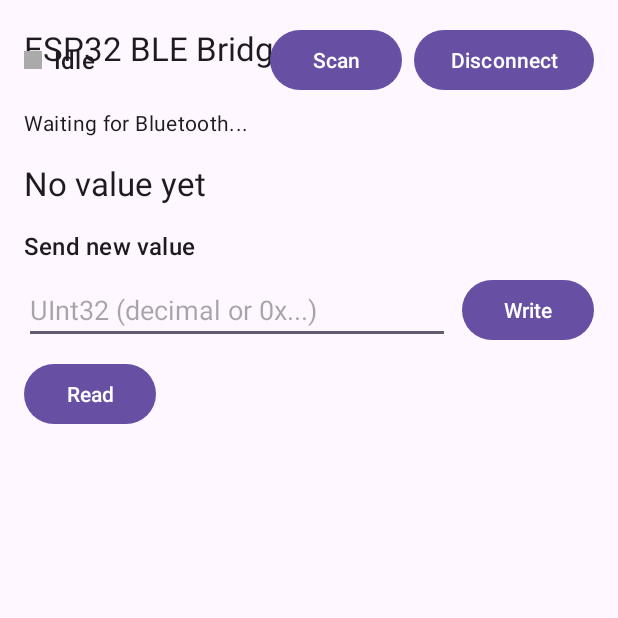
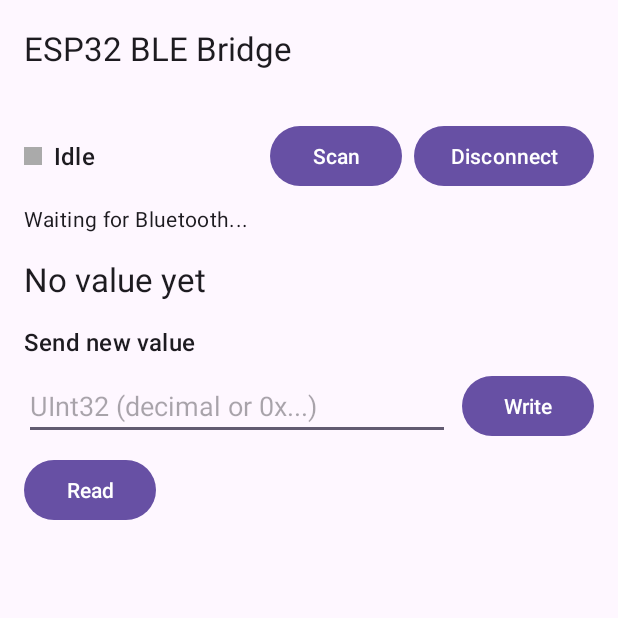
Before and after one commit to skyeroad/BLE-ESP32-Com, an Android app: the screen it shows after launch (MainActivity), on a phone screen of 412 x 824 dp, the top half of it. Run offline under Robolectric (Android 15) with nearby library versions, the phone set to English and light mode, and no system bars.

Commit message:
Adjust the layout on android

```diff
--- a/BLE-ESP32ComAndroid/app/src/main/java/com/skyeroad/ble_esp32com/MainActivity.kt
+++ b/BLE-ESP32ComAndroid/app/src/main/java/com/skyeroad/ble_esp32com/MainActivity.kt
@@ -23,8 +23,6 @@ import android.widget.Toast
 import androidx.activity.result.contract.ActivityResultContracts
 import androidx.appcompat.app.AppCompatActivity
 import androidx.core.content.ContextCompat
-import androidx.core.view.ViewCompat
-import androidx.core.view.WindowInsetsCompat
 import com.skyeroad.ble_esp32com.databinding.ActivityMainBinding
 import java.nio.ByteBuffer
 import java.nio.ByteOrder
@@ -65,23 +63,6 @@ class MainActivity : AppCompatActivity() {
 
         val manager = getSystemService(Context.BLUETOOTH_SERVICE) as BluetoothManager
         bluetoothAdapter = manager.adapter
-
-        // Apply system bar insets so content is not hidden behind status/navigation bars.
-        val contentRoot = binding.contentMain.root
-        val baseLeft = contentRoot.paddingLeft
-        val baseTop = contentRoot.paddingTop
-        val baseRight = contentRoot.paddingRight
-        val baseBottom = contentRoot.paddingBottom
-        ViewCompat.setOnApplyWindowInsetsListener(contentRoot) { view, insets ->
-            val bars = insets.getInsets(WindowInsetsCompat.Type.systemBars())
-            view.setPadding(
-                baseLeft + bars.left,
-                baseTop + bars.top,
-                baseRight + bars.right,
-                baseBottom + bars.bottom
-            )
-            insets
-        }
 
         binding.contentMain.scanButton.setOnClickListener { ensurePermissionsAndScan() }
         binding.contentMain.disconnectButton.setOnClickListener { disconnectGatt() }
--- a/BLE-ESP32ComAndroid/app/src/main/res/layout/activity_main.xml
+++ b/BLE-ESP32ComAndroid/app/src/main/res/layout/activity_main.xml
@@ -4,11 +4,13 @@
     xmlns:tools="http://schemas.android.com/tools"
     android:layout_width="match_parent"
     android:layout_height="match_parent"
+    android:fitsSystemWindows="true"
     tools:context=".MainActivity">
 
     <com.google.android.material.appbar.AppBarLayout
         android:layout_width="match_parent"
-        android:layout_height="wrap_content">
+        android:layout_height="wrap_content"
+        android:fitsSystemWindows="true">
 
         <com.google.android.material.appbar.MaterialToolbar
             android:id="@+id/toolbar"
@@ -20,6 +22,9 @@
 
     <include
         android:id="@+id/content_main"
-        layout="@layout/content_main" />
+        layout="@layout/content_main"
+        android:layout_width="match_parent"
+        android:layout_height="match_parent"
+        app:layout_behavior="@string/appbar_scrolling_view_behavior" />
 
 </androidx.coordinatorlayout.widget.CoordinatorLayout>
```
Also changed, not shown: 1 other file.
